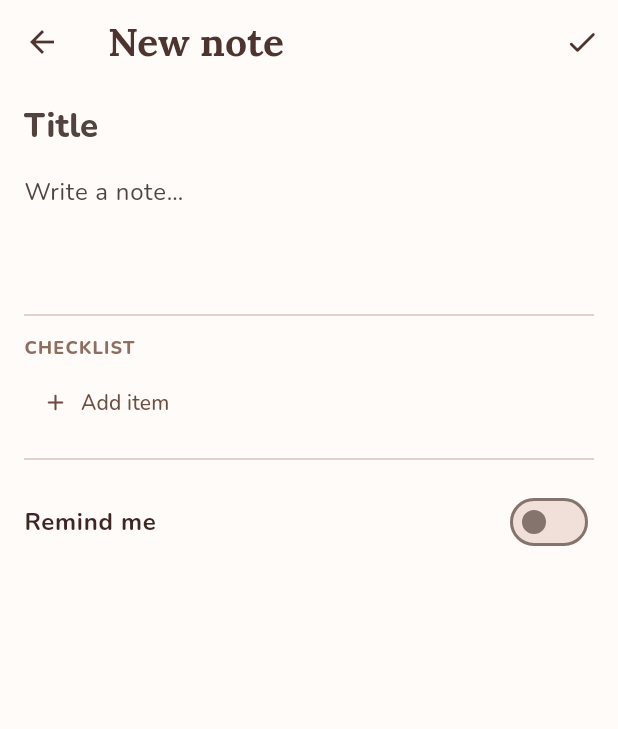
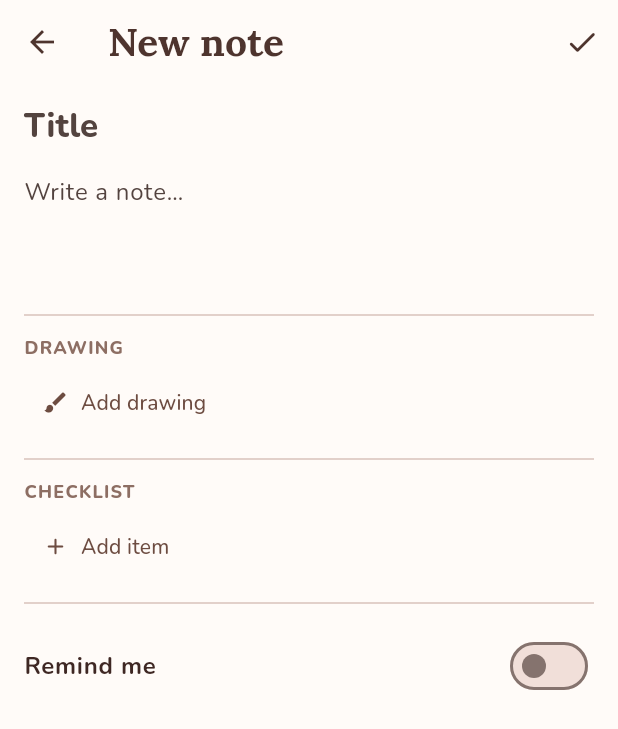
Before and after one commit to adipokkumar-del/edu-pdf-reader, a Flutter app: the TaskEditorScreen screen opened directly, on a phone screen of 412 x 824 dp. Shown: the top 729 px of the screen. Run offline on Flutter 3.47's test engine with Material 3 defaults, Android fonts, the phone set to English and light mode, and no system bars; our stand-ins replace google_fonts, pdf, permission_handler, share_plus, shared_preferences; missing offline and left inert: pdfrx; accounts and stored records are empty.

Commit message:
Implement sketch management in task editor
Added functionality to manage sketches in the task editor.

```diff
--- a/lib/presentation/screens/task_editor_screen.dart
+++ b/lib/presentation/screens/task_editor_screen.dart
@@ -6,6 +6,8 @@ import '../../core/constants/app_colors.dart';
 import '../../core/utils/native_bridge.dart';
 import '../../data/models/task_model.dart';
 import '../../providers/tasks_provider.dart';
+import '../../data/models/annotation_model.dart';
+import 'sketch_screen.dart';
 
 class _Row {
   _Row(String text, this.done)
@@ -40,6 +42,7 @@ class _TaskEditorScreenState extends State<TaskEditorScreen> {
   bool _alarm = false;
   bool _daily = false;
   DateTime? _when;
+  List<Stroke> _sketch = [];
   bool _exactOk = true;
 
   @override
@@ -56,6 +59,7 @@ class _TaskEditorScreenState extends State<TaskEditorScreen> {
       _remind = t.remindAt != null;
       _alarm = t.alarm;
       _daily = t.repeatDaily;
+      _sketch = List.of(t.sketch);
     }
     _checkExact();
   }
@@ -135,7 +139,7 @@ class _TaskEditorScreenState extends State<TaskEditorScreen> {
     final title = _title.text.trim();
     final body = _body.text.trim();
 
-    if (title.isEmpty && body.isEmpty && items.isEmpty) {
+    if (title.isEmpty && body.isEmpty && items.isEmpty && _sketch.isEmpty) {
       Navigator.pop(context);
       return;
     }
@@ -159,6 +163,7 @@ class _TaskEditorScreenState extends State<TaskEditorScreen> {
       ..title = title
       ..body = body
       ..items = items
+      ..sketch = _sketch
       ..remindAt = when
       ..alarm = _alarm
       ..repeatDaily = _daily && when != null;
@@ -211,6 +216,9 @@ class _TaskEditorScreenState extends State<TaskEditorScreen> {
                 border: InputBorder.none,
               ),
             ),
+            const Divider(height: 28),
+            _heading('Drawing'),
+            _sketchTile(),
             const Divider(height: 28),
             _heading('Checklist'),
             for (final row in _rows)
@@ -331,6 +339,46 @@ class _TaskEditorScreenState extends State<TaskEditorScreen> {
     );
   }
 
+  Future<void> _editSketch() async {
+    final result = await Navigator.of(context).push<List<Stroke>>(
+      MaterialPageRoute(builder: (_) => SketchScreen(initial: _sketch)),
+    );
+    if (result != null && mounted) setState(() => _sketch = result);
+  }
+
+  Widget _sketchTile() {
+    if (_sketch.isEmpty) {
+      return Align(
+        alignment: Alignment.centerLeft,
+        child: TextButton.icon(
+          onPressed: _editSketch,
+          icon: const Icon(Icons.brush_rounded),
+          label: const Text('Add drawing'),
+        ),
+      );
+    }
+    return Row(
+      crossAxisAlignment: CrossAxisAlignment.end,
+      children: [
+        GestureDetector(
+          onTap: _editSketch,
+          child: SketchPreview(strokes: _sketch, height: 150),
+        ),
+        const SizedBox(width: 12),
+        TextButton.icon(
+          onPressed: _editSketch,
+          icon: const Icon(Icons.edit_outlined),
+          label: const Text('Edit'),
+        ),
+        IconButton(
+          tooltip: 'Remove drawing',
+          onPressed: () => setState(() => _sketch = []),
+          icon: const Icon(Icons.delete_outline_rounded),
+        ),
+      ],
+    );
+  }
+
   Widget _heading(String text) => Padding(
         padding: const EdgeInsets.only(bottom: 4),
         child: Text(
```
